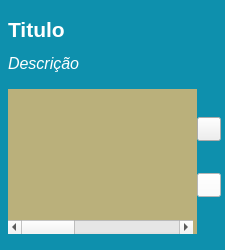
This is Telas/UI/cardGrupo.ui in Nautilidae-project/Nautilus as Qt 5 draws it before an edit. The edited form follows.
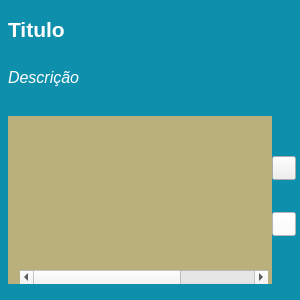
This is the edited form. Icons and pictures are not drawn.

The edit to the form file:
```diff
--- a/Telas/UI/cardGrupo.ui
+++ b/Telas/UI/cardGrupo.ui
@@ -6,19 +6,19 @@
    <rect>
     <x>0</x>
     <y>0</y>
-    <width>225</width>
-    <height>250</height>
+    <width>300</width>
+    <height>300</height>
    </rect>
   </property>
   <property name="minimumSize">
    <size>
-    <width>200</width>
-    <height>250</height>
+    <width>300</width>
+    <height>300</height>
    </size>
   </property>
   <property name="maximumSize">
    <size>
-    <width>225</width>
+    <width>300</width>
     <height>300</height>
    </size>
   </property>
@@ -189,14 +189,12 @@
 	color: #444;
 	margin-bottom: 8px;
 	padding-right: 4px;
+	padding-top: 4px;
+	padding-left: 12px;
 	margin-top: 16px;
 }
 
 #tblGrupoItem::item {
-	margin-left: 8px;
-	/*padding-bottom: 4px;
-	font-family: Ubuntu;
-	font-size: 16pt;*/
 	color: #fff;
 }</string>
            </property>
```
